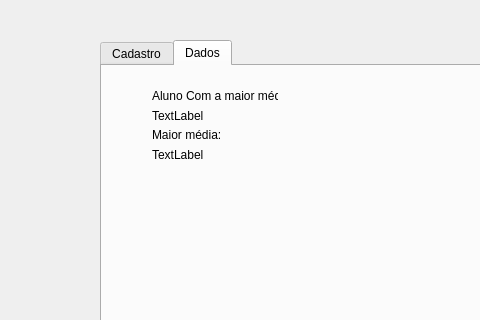
nicolasrls/codigos, file Projetos QT/alunos/mainwindow.ui: the form before one commit; both pictures show x 0 to 480 and y 0 to 320 of the 800 by 600 pixel window.
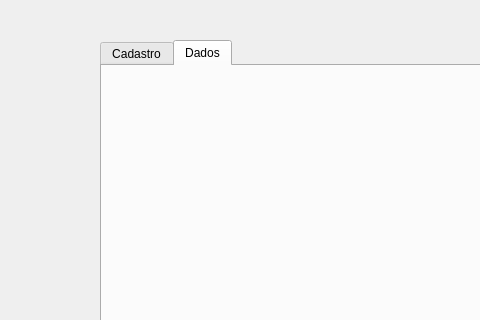
The form after the commit. The open tabs and pages were chosen to show the change.

Patch:
```diff
--- a/Projetos QT/alunos/mainwindow.ui
+++ b/Projetos QT/alunos/mainwindow.ui
@@ -195,46 +195,6 @@
      <attribute name="title">
       <string>Dados</string>
      </attribute>
-     <widget class="QWidget" name="">
-      <property name="geometry">
-       <rect>
-        <x>50</x>
-        <y>23</y>
-        <width>126</width>
-        <height>72</height>
-       </rect>
-      </property>
-      <layout class="QVBoxLayout" name="verticalLayout_3">
-       <item>
-        <widget class="QLabel" name="label_6">
-         <property name="text">
-          <string>Aluno Com a maior média:</string>
-         </property>
-        </widget>
-       </item>
-       <item>
-        <widget class="QLabel" name="maiornota">
-         <property name="text">
-          <string>TextLabel</string>
-         </property>
-        </widget>
-       </item>
-       <item>
-        <widget class="QLabel" name="label_7">
-         <property name="text">
-          <string>Maior média:</string>
-         </property>
-        </widget>
-       </item>
-       <item>
-        <widget class="QLabel" name="maiormedia">
-         <property name="text">
-          <string>TextLabel</string>
-         </property>
-        </widget>
-       </item>
-      </layout>
-     </widget>
     </widget>
    </widget>
   </widget>
```
Left out of the diff: 2 changed lines with no effect on the pictures.
